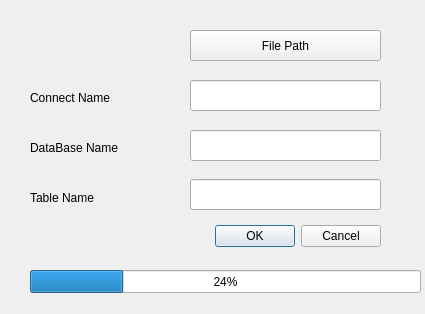
This is exportinsert.ui in 1448947065/LHData_bom as Qt 5 draws it before an edit. The edited form follows.
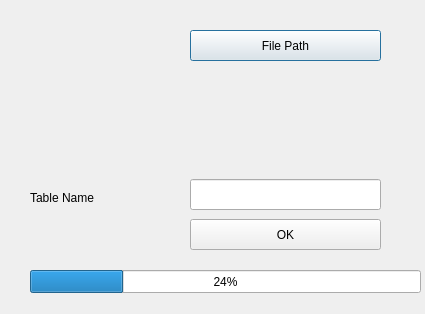
This is the edited form.

Diff of the .ui file:
```diff
--- a/exportinsert.ui
+++ b/exportinsert.ui
@@ -13,22 +13,6 @@
   <property name="windowTitle">
    <string>Dialog</string>
   </property>
-  <widget class="QDialogButtonBox" name="buttonBox">
-   <property name="geometry">
-    <rect>
-     <x>30</x>
-     <y>220</y>
-     <width>351</width>
-     <height>32</height>
-    </rect>
-   </property>
-   <property name="orientation">
-    <enum>Qt::Horizontal</enum>
-   </property>
-   <property name="standardButtons">
-    <set>QDialogButtonBox::Cancel|QDialogButtonBox::Ok</set>
-   </property>
-  </widget>
   <widget class="QPushButton" name="pushButton">
    <property name="geometry">
     <rect>
@@ -42,52 +26,6 @@
     <string>File Path</string>
    </property>
   </widget>
-  <widget class="QLabel" name="label">
-   <property name="geometry">
-    <rect>
-     <x>30</x>
-     <y>90</y>
-     <width>131</width>
-     <height>16</height>
-    </rect>
-   </property>
-   <property name="text">
-    <string>Connect Name</string>
-   </property>
-  </widget>
-  <widget class="QLineEdit" name="line_cnName">
-   <property name="geometry">
-    <rect>
-     <x>190</x>
-     <y>80</y>
-     <width>191</width>
-     <height>31</height>
-    </rect>
-   </property>
-  </widget>
-  <widget class="QLineEdit" name="line_dbName">
-   <property name="geometry">
-    <rect>
-     <x>190</x>
-     <y>130</y>
-     <width>191</width>
-     <height>31</height>
-    </rect>
-   </property>
-  </widget>
-  <widget class="QLabel" name="label_2">
-   <property name="geometry">
-    <rect>
-     <x>30</x>
-     <y>140</y>
-     <width>151</width>
-     <height>16</height>
-    </rect>
-   </property>
-   <property name="text">
-    <string>DataBase Name</string>
-   </property>
-  </widget>
   <widget class="QLabel" name="label_3">
    <property name="geometry">
     <rect>
@@ -124,6 +62,19 @@
     <number>24</number>
    </property>
   </widget>
+  <widget class="QPushButton" name="btn_ok">
+   <property name="geometry">
+    <rect>
+     <x>190</x>
+     <y>219</y>
+     <width>191</width>
+     <height>31</height>
+    </rect>
+   </property>
+   <property name="text">
+    <string>OK</string>
+   </property>
+  </widget>
  </widget>
  <resources/>
  <connections>
```
Left out of the diff: 35 changed lines with no effect on the pictures.
